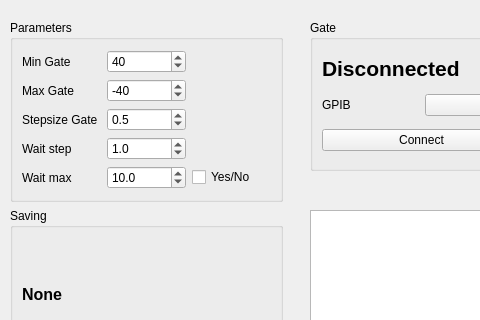
Before: the Qt Designer form Gatesweep.ui in FalconTube/lab_software, drawn with Qt 5; both pictures show x 0 to 480 and y 0 to 320 of the 1029 by 633 pixel window.
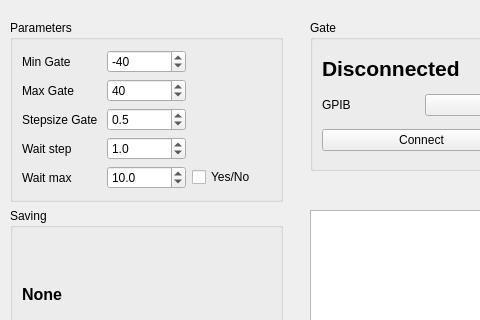
After: the same form once the commit is applied. Custom widgets are drawn as their Qt base class.

The edit to the form file:
```diff
--- a/Gatesweep.ui
+++ b/Gatesweep.ui
@@ -54,8 +54,14 @@
             <property name="decimals">
              <number>0</number>
             </property>
+            <property name="minimum">
+             <double>-100.000000000000000</double>
+            </property>
+            <property name="maximum">
+             <double>0.000000000000000</double>
+            </property>
             <property name="value">
-             <double>40.000000000000000</double>
+             <double>-40.000000000000000</double>
             </property>
            </widget>
           </item>
@@ -81,13 +87,13 @@
              <number>0</number>
             </property>
             <property name="minimum">
-             <double>-100.000000000000000</double>
-            </property>
-            <property name="maximum">
              <double>0.000000000000000</double>
             </property>
+            <property name="maximum">
+             <double>100.000000000000000</double>
+            </property>
             <property name="value">
-             <double>-40.000000000000000</double>
+             <double>40.000000000000000</double>
             </property>
            </widget>
           </item>
```
Left out of the diff: 18 changed lines with no effect on the pictures.
